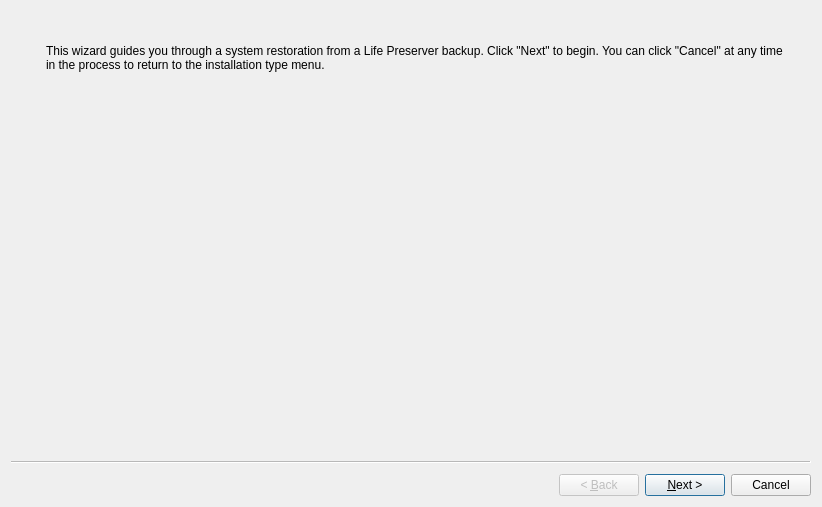
The window that src-qt5/pc-installgui/wizardRestore.ui (trueos/trueos-utils-qt5) describes before a commit, drawn with Qt 5.
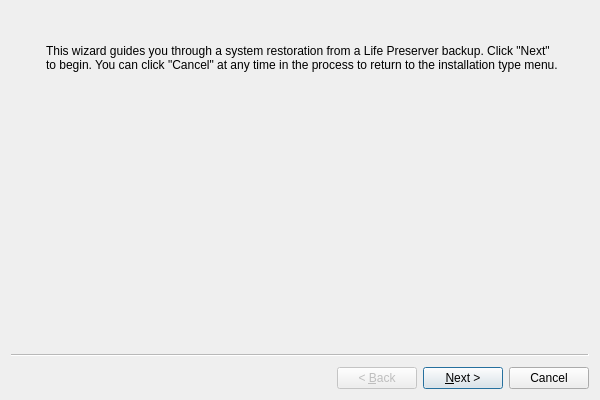
The same window after the commit. Icons and pictures are not drawn.

Patch:
```diff
--- a/src-qt5/pc-installgui/wizardRestore.ui
+++ b/src-qt5/pc-installgui/wizardRestore.ui
@@ -6,8 +6,8 @@
    <rect>
     <x>0</x>
     <y>0</y>
-    <width>822</width>
-    <height>507</height>
+    <width>600</width>
+    <height>400</height>
    </rect>
   </property>
   <property name="windowTitle">
```
